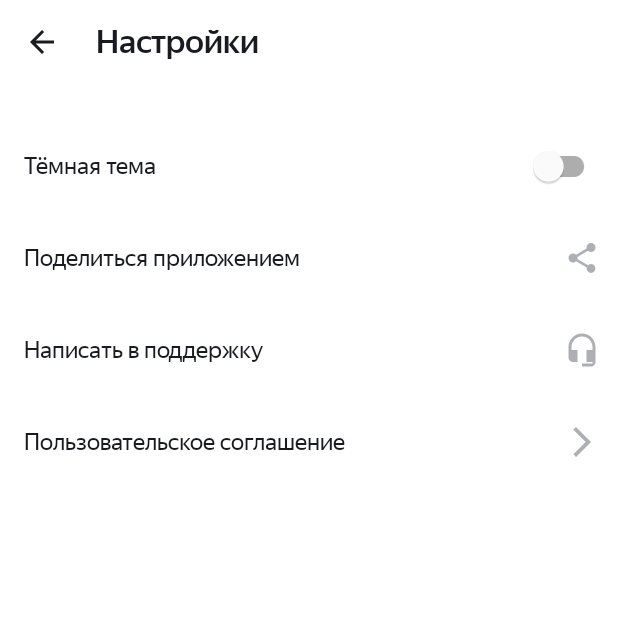
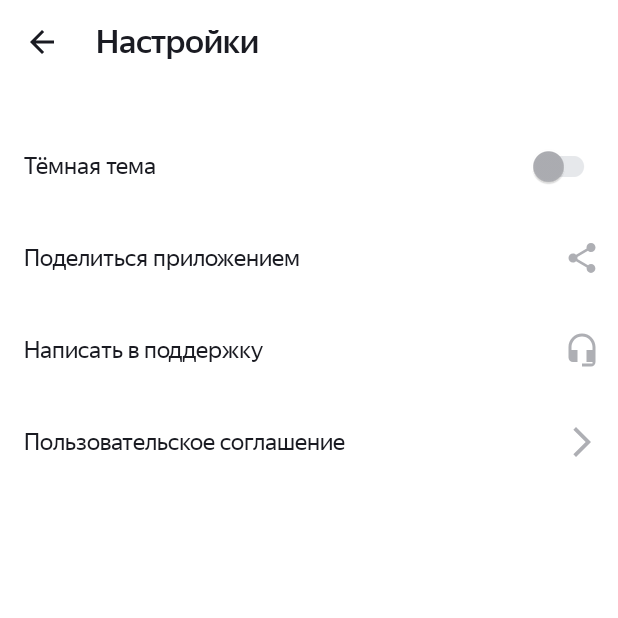
Before and after one commit to ak88bornfordev/PlaylistMaker, an Android app: the SettingsActivity screen opened directly, with no data from a screen before it, on a phone screen of 412 x 824 dp, the top half of it. Run offline under Robolectric (Android 15) with nearby library versions, the phone set to English and light mode, and no system bars.

Commit message:
PM_S12_1

```diff
--- a/app/src/main/java/com/practicum/playlistmaker/Track.kt
+++ b/app/src/main/java/com/practicum/playlistmaker/Track.kt
@@ -5,4 +5,5 @@ data class Track(
     val artistName: String?,
     val trackTimeMillis: Long?,
     val artworkUrl100: String?,
+    val trackId: Long,
 )
--- /dev/null
+++ b/app/src/main/res/color/switch_thumb_tint.xml
@@ -0,0 +1,5 @@
+<?xml version="1.0" encoding="utf-8"?>
+<selector xmlns:android="http://schemas.android.com/apk/res/android">
+    <item android:color="@color/yp_blue" android:state_checked="true" />
+    <item android:color="@color/yp_gray" />
+</selector>
--- /dev/null
+++ b/app/src/main/res/color/switch_track_tint.xml
@@ -0,0 +1,8 @@
+<?xml version="1.0" encoding="utf-8"?>
+<selector xmlns:android="http://schemas.android.com/apk/res/android">
+    <item
+        android:alpha="0.48"
+        android:color="@color/yp_blue"
+        android:state_checked="true" />
+    <item android:color="@color/yp_light_gray" />
+</selector>
--- a/app/src/main/res/values/strings.xml
+++ b/app/src/main/res/values/strings.xml
@@ -29,4 +29,6 @@
     <string name="nothing_found">Ничего не нашлось</string>
     <string name="connection_error">Проблемы со связью\n\nЗагрузка не удалась. Проверьте ваше подключение к интернету</string>
     <string name="retry">Обновить</string>
+    <string name="search_history_title">Вы искали</string>
+    <string name="clear_history">Очистить историю</string>
 </resources>
--- a/app/src/main/res/values/styles.xml
+++ b/app/src/main/res/values/styles.xml
@@ -82,6 +82,8 @@
         <item name="android:textSize">16sp</item>
         <item name="android:fontFamily">@font/ys_display_regular</item>
         <item name="useMaterialThemeColors">true</item>
+        <item name="thumbTint">@color/switch_thumb_tint</item>
+        <item name="trackTint">@color/switch_track_tint</item>
     </style>
 
     <!-- ===== Поисковая строка ===== -->
```
Also changed, not shown: app/src/main/java/com/practicum/playlistmaker/SearchActivity.kt (+39 -1 lines), app/src/main/java/com/practicum/playlistmaker/SearchHistory.kt (added, +36 -0 lines), app/src/main/java/com/practicum/playlistmaker/TrackAdapter.kt (+6 -2 lines), app/src/main/res/layout/activity_search.xml (+51 -0 lines), 1 other file.
